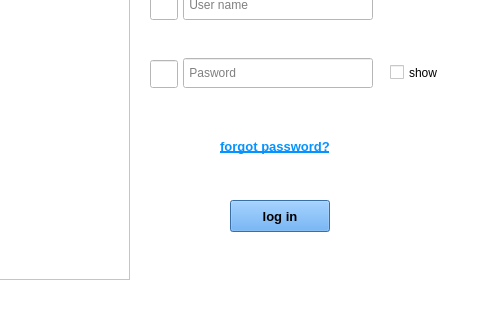
First picture: the form in jamin-gram/main_login.ui, repository raminLgh/jamin-gram, before the edit; both pictures show x 270 to 750 and y 160 to 480 of the 750 by 480 pixel window.
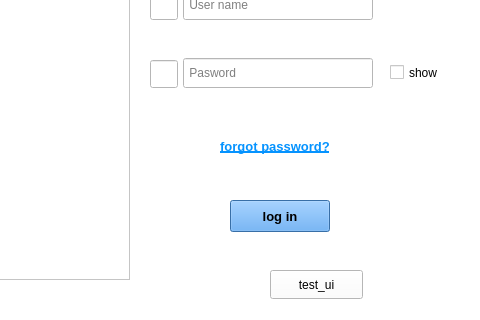
Second picture: the form after the edit. Icons and pictures are not drawn.

```diff
--- a/jamin-gram/main_login.ui
+++ b/jamin-gram/main_login.ui
@@ -214,6 +214,19 @@
      <bool>true</bool>
     </property>
    </widget>
+   <widget class="QPushButton" name="pushButton">
+    <property name="geometry">
+     <rect>
+      <x>540</x>
+      <y>430</y>
+      <width>93</width>
+      <height>29</height>
+     </rect>
+    </property>
+    <property name="text">
+     <string>test_ui</string>
+    </property>
+   </widget>
   </widget>
  </widget>
  <resources>
```
